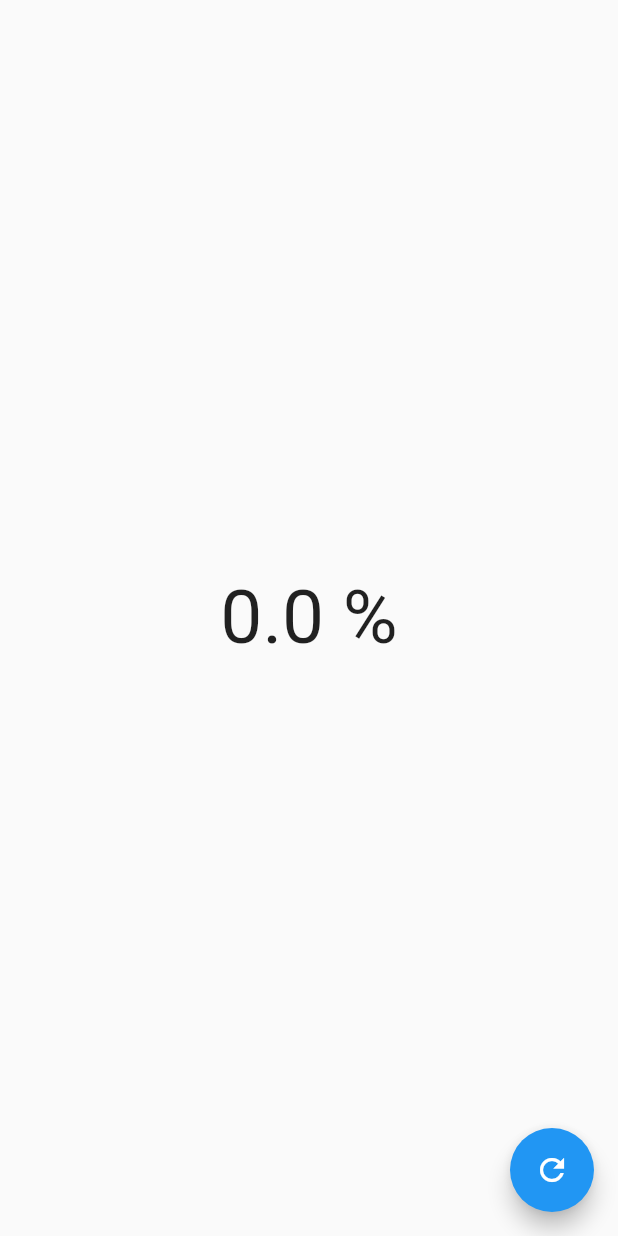
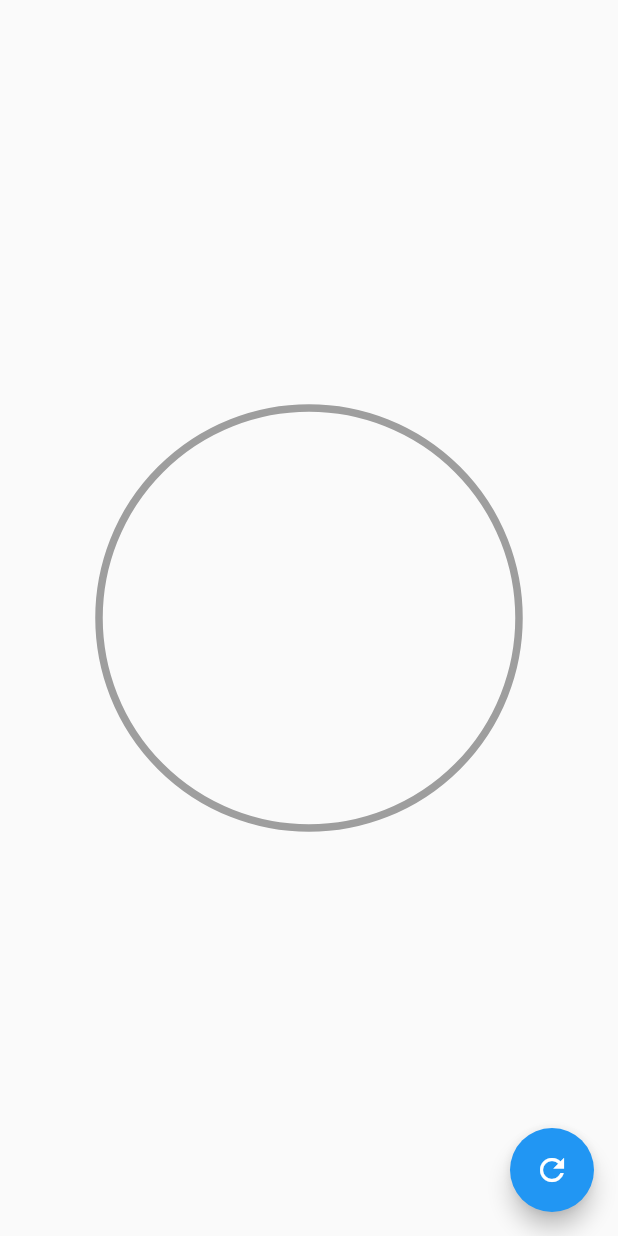
Before and after one commit to OdaFra/Disenhos_profesionales_y_animaciones, a Flutter app: the screen it shows after launch, on a phone screen of 412 x 824 dp. Run offline on Flutter 3.47's test engine with Material 2 defaults, Android fonts, the phone set to English and light mode, and no system bars.

Commit message:
Se crear archivo RadialProgress para reutilizar

```diff
--- a/lib/src/pages/graficasCirulares_page.dart
+++ b/lib/src/pages/graficasCirulares_page.dart
@@ -1,3 +1,4 @@
+import 'package:disenos_app/src/widgets/radialProgress.dart';
 import 'package:flutter/material.dart';
 
 class GraficaCircularesPage extends StatefulWidget {
@@ -24,11 +25,14 @@ class _GraficaCircularesPageState extends State<GraficaCircularesPage> {
         },
       ),
       body: Center(
-        child: Text(
-          '$porcentaje %',
-          style: const TextStyle(fontSize: 50),
+          child: Container(
+        width: 300,
+        height: 300,
+        child: RadialProgress(
+          porcentaje: porcentaje,
         ),
-      ),
+        //child: Text('$porcentaje %', style: const TextStyle(fontSize: 50)),
+      )),
     );
   }
 }
--- /dev/null
+++ b/lib/src/widgets/radialProgress.dart
@@ -0,0 +1,66 @@
+import 'dart:math';
+
+import 'package:flutter/material.dart';
+
+class RadialProgress extends StatefulWidget {
+  final porcentaje;
+
+  const RadialProgress({this.porcentaje});
+
+  @override
+  State<RadialProgress> createState() => _RadialProgressState();
+}
+
+class _RadialProgressState extends State<RadialProgress> {
+  @override
+  Widget build(BuildContext context) {
+    return Container(
+      padding: const EdgeInsets.all(10),
+      width: double.infinity,
+      height: double.infinity,
+      child: CustomPaint(
+        painter: _MiRadialProgess(widget.porcentaje),
+      ),
+    );
+  }
+}
+
+class _MiRadialProgess extends CustomPainter {
+  // ignore: prefer_typing_uninitialized_variables
+  final porcentaje;
+  _MiRadialProgess(this.porcentaje);
+
+  @override
+  void paint(Canvas canvas, Size size) {
+    // TODO: implement paint
+
+    final paint = Paint()
+      ..strokeWidth = 5
+      ..color = Colors.grey
+      ..style = PaintingStyle.stroke;
+
+    final Offset center = Offset(size.width * 0.5, size.height / 2);
+    final double radio = min(size.width * 0.5, size.height * 0.5);
+
+    canvas.drawCircle(center, radio, paint);
+
+    //Arco
+    final paintArco = Paint()
+      ..strokeWidth = 10
+      ..color = Colors.pink
+      ..style = PaintingStyle.stroke;
+
+    //Parte que se debera llenando
+    double arcAngle = 2 * pi * (porcentaje / 100);
+    canvas.drawArc(
+      Rect.fromCircle(center: center, radius: radio),
+      -pi / 2,
+      arcAngle,
+      false,
+      paintArco,
+    );
+  }
+
+  @override
+  bool shouldRepaint(covariant CustomPainter oldDelegate) => true;
+}
```
